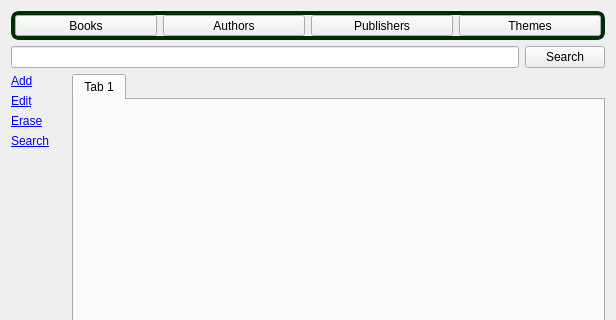
The window that src/gui/UI/OperationsWidget.ui (jgastal/plivros) describes before a commit, drawn with Qt 5; both pictures show x 0 to 616 and y 0 to 320 of the 616 by 477 pixel window.
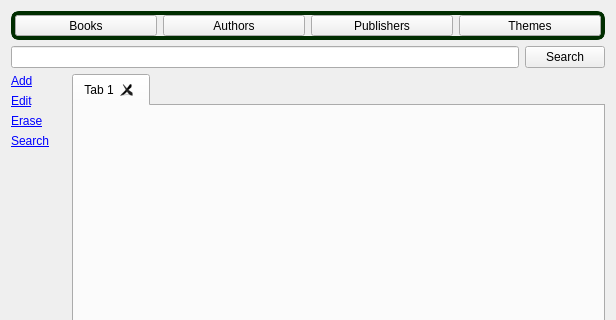
The same window after the commit.

Commit message: Tabs can now be closed by button on the tab.

The edit to the form file:
```diff
--- a/src/gui/UI/OperationsWidget.ui
+++ b/src/gui/UI/OperationsWidget.ui
@@ -156,6 +156,9 @@
      <property name="currentIndex">
       <number>0</number>
      </property>
+     <property name="tabsClosable">
+      <bool>true</bool>
+     </property>
      <widget class="QWidget" name="tab_5">
       <attribute name="title">
        <string>Tab 1</string>
```
Left out of the diff: 17 changed lines with no effect on the pictures. The commit also changes 2 other files.
